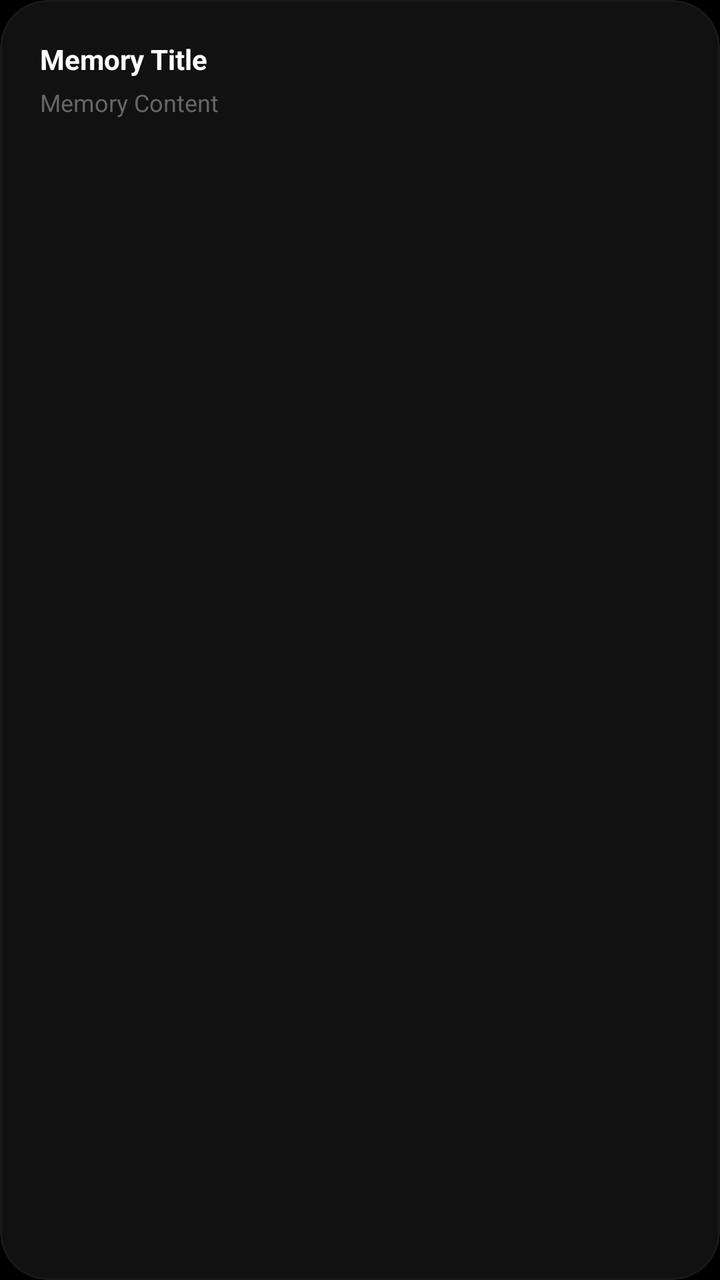
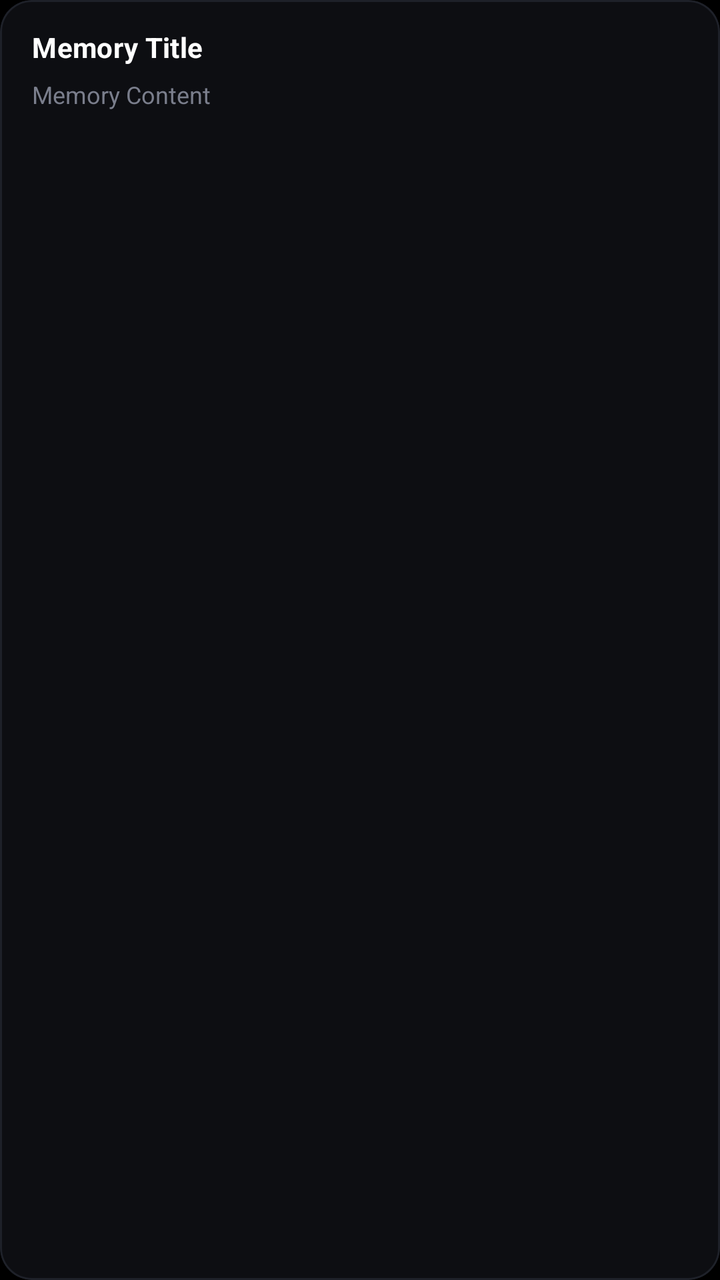

Two renders of the same Android screen: before a commit and after it. Below are the layout's source before the change and the commit's diff.
<!-- AndroidManifest.xml: application theme Theme.NexV1 -->
<!-- res/layout/item_memory.xml -->
<?xml version="1.0" encoding="utf-8"?>
<com.google.android.material.card.MaterialCardView xmlns:android="http://schemas.android.com/apk/res/android"
    xmlns:app="http://schemas.android.com/apk/res-auto"
    android:id="@+id/memoryCard"
    android:layout_width="match_parent"
    android:layout_height="wrap_content"
    android:layout_marginBottom="12dp"
    app:cardBackgroundColor="#111111"
    app:cardCornerRadius="24dp"
    app:strokeWidth="1dp"
    app:strokeColor="#0AFFFFFF"
    android:clickable="true"
    android:focusable="true"
    android:foreground="?attr/selectableItemBackground">

    <LinearLayout
        android:layout_width="match_parent"
        android:layout_height="wrap_content"
        android:orientation="vertical"
        android:padding="20dp">

        <TextView
            android:id="@+id/memoryTitle"
            android:layout_width="match_parent"
            android:layout_height="wrap_content"
            android:text="Memory Title"
            android:textColor="@android:color/white"
            android:textSize="14sp"
            android:textStyle="bold" />

        <TextView
            android:id="@+id/memoryContent"
            android:layout_width="match_parent"
            android:layout_height="wrap_content"
            android:layout_marginTop="4dp"
            android:text="Memory Content"
            android:textColor="#666666"
            android:textSize="12sp" />

    </LinearLayout>
</com.google.android.material.card.MaterialCardView>
<!-- resources referenced by this layout -->
<resources>
  <style name="Theme.NexV1" parent="Theme.Material3.DayNight.NoActionBar">
          
          <item name="colorPrimary">@color/white</item>
          <item name="colorOnPrimary">@color/black</item>
          <item name="colorSecondary">#8E8E93</item>
  
          
          <item name="android:textColorHighlight">@color/selection_color</item>
          <item name="colorControlActivated">@color/white</item>
          <item name="colorControlHighlight">@color/selection_color</item>
  
          
          <item name="android:colorBackground">@color/black</item>
          <item name="android:windowBackground">@color/black</item>
  
          
          <item name="android:statusBarColor">@color/black</item>
          <item name="android:windowFullscreen">false</item>
          <item name="android:fitsSystemWindows">true</item>
      </style>
  <color name="white">#FFFFFF</color>
  <color name="black">#000000</color>
  <color name="selection_color">#40FFFFFF</color>
</resources>

<!-- the commit's change to res/layout/item_memory.xml (unified diff, before → after) -->
@@ -4,25 +4,28 @@
     android:id="@+id/memoryCard"
     android:layout_width="match_parent"
     android:layout_height="wrap_content"
-    android:layout_marginBottom="12dp"
-    app:cardBackgroundColor="#111111"
-    app:cardCornerRadius="24dp"
-    app:strokeWidth="1dp"
-    app:strokeColor="#0AFFFFFF"
+    android:layout_marginBottom="10dp"
     android:clickable="true"
     android:focusable="true"
-    android:foreground="?attr/selectableItemBackground">
+    android:foreground="?attr/selectableItemBackground"
+    app:cardBackgroundColor="#0D0E12"
+    app:cardCornerRadius="16dp"
+    app:cardElevation="0dp"
+    app:strokeColor="#1E2129"
+    app:strokeWidth="1dp">
 
     <LinearLayout
         android:layout_width="match_parent"
         android:layout_height="wrap_content"
         android:orientation="vertical"
-        android:padding="20dp">
+        android:paddingHorizontal="16dp"
+        android:paddingVertical="14dp">
 
         <TextView
             android:id="@+id/memoryTitle"
             android:layout_width="match_parent"
             android:layout_height="wrap_content"
+            android:letterSpacing="0.01"
             android:text="Memory Title"
             android:textColor="@android:color/white"
             android:textSize="14sp"
@@ -32,9 +35,10 @@
             android:id="@+id/memoryContent"
             android:layout_width="match_parent"
             android:layout_height="wrap_content"
-            android:layout_marginTop="4dp"
+            android:layout_marginTop="6dp"
+            android:lineSpacingExtra="3dp"
             android:text="Memory Content"
-            android:textColor="#666666"
+            android:textColor="#7A7E8C"
             android:textSize="12sp" />
 
     </LinearLayout>
